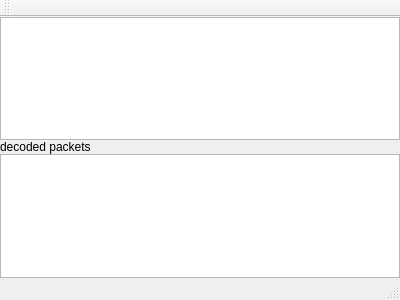
stoyan-shopov/ax25dump, file mainwindow.ui: the form before one commit.
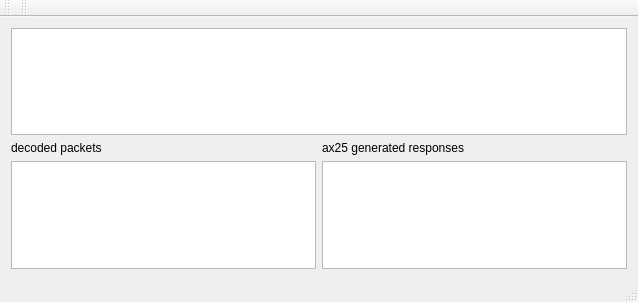
The form after the commit.

The edit to the form file:
```diff
--- a/mainwindow.ui
+++ b/mainwindow.ui
@@ -6,34 +6,23 @@
    <rect>
     <x>0</x>
     <y>0</y>
-    <width>400</width>
-    <height>300</height>
+    <width>638</width>
+    <height>302</height>
    </rect>
   </property>
   <property name="windowTitle">
    <string>MainWindow</string>
   </property>
   <widget class="QWidget" name="centralWidget">
-   <layout class="QVBoxLayout" name="verticalLayout">
-    <property name="spacing">
-     <number>0</number>
-    </property>
-    <property name="leftMargin">
-     <number>0</number>
-    </property>
-    <property name="topMargin">
-     <number>0</number>
-    </property>
-    <property name="rightMargin">
-     <number>0</number>
-    </property>
-    <property name="bottomMargin">
-     <number>0</number>
-    </property>
+   <layout class="QVBoxLayout" name="verticalLayout_3">
     <item>
      <widget class="QPlainTextEdit" name="plainTextEdit"/>
     </item>
     <item>
+     <layout class="QHBoxLayout" name="horizontalLayout">
+      <item>
+       <layout class="QVBoxLayout" name="verticalLayout_2">
+        <item>
      <widget class="QLabel" name="label">
       <property name="text">
        <string>decoded packets</string>
@@ -44,6 +33,24 @@
      <widget class="QPlainTextEdit" name="plainTextEditDecodedFrames"/>
     </item>
    </layout>
+      </item>
+      <item>
+       <layout class="QVBoxLayout" name="verticalLayout">
+        <item>
+         <widget class="QLabel" name="label_2">
+          <property name="text">
+           <string>ax25 generated responses</string>
+          </property>
+         </widget>
+        </item>
+        <item>
+         <widget class="QPlainTextEdit" name="plainTextEditAX25"/>
+        </item>
+       </layout>
+      </item>
+     </layout>
+    </item>
+   </layout>
   </widget>
   <widget class="QMenuBar" name="menuBar">
    <property name="geometry">
@@ -64,6 +71,17 @@
    </attribute>
   </widget>
   <widget class="QStatusBar" name="statusBar"/>
+  <widget class="QToolBar" name="toolBar">
+   <property name="windowTitle">
+    <string>toolBar</string>
+   </property>
+   <attribute name="toolBarArea">
+    <enum>TopToolBarArea</enum>
+   </attribute>
+   <attribute name="toolBarBreak">
+    <bool>false</bool>
+   </attribute>
+  </widget>
  </widget>
  <layoutdefault spacing="6" margin="11"/>
  <resources/>
```
Left out of the diff: 2 changed lines with no effect on the pictures. Lines whose indentation alone changed are shown as unchanged.
